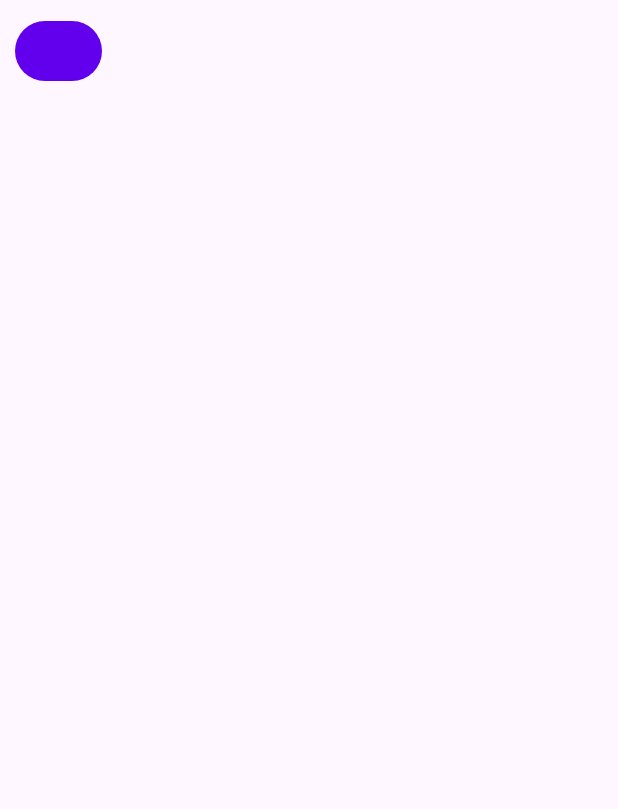
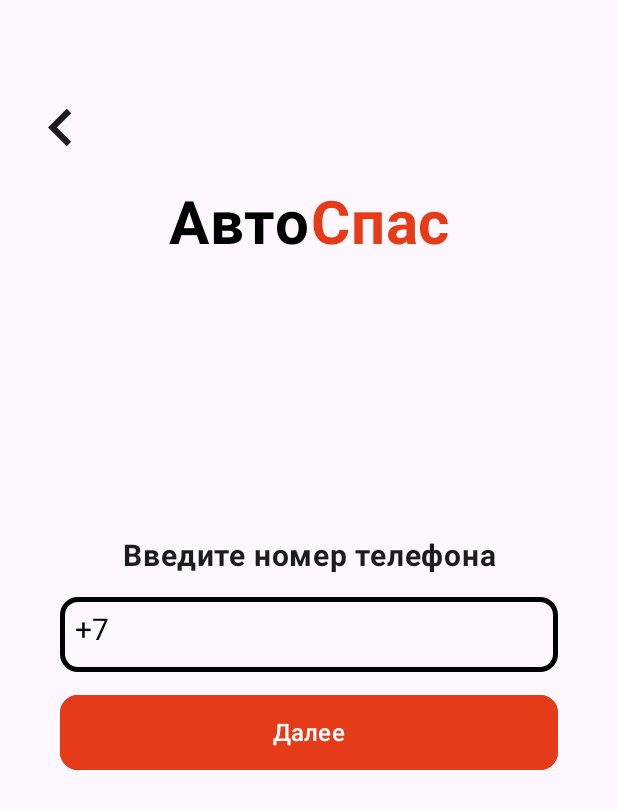
Before and after one commit to AvtoSpas/AvtoSpasKMP, an Android app built with Jetpack Compose: the screen it shows after launch (MainActivity), after a tap on "Регистрация", on a phone screen of 412 x 824 dp. Shown: the top 809 px of the screen. Run offline under Robolectric (Android 15) with nearby library versions, the phone set to English and light mode, and no system bars.

Commit message:
Создал экран ввода номера телефона. ToDo: поправить курсор ввода номера телефона

```diff
--- a/androidApp/src/main/java/com/example/avtospaskmp/android/App.kt
+++ b/androidApp/src/main/java/com/example/avtospaskmp/android/App.kt
@@ -18,7 +18,9 @@ fun App() {
             onNavigateToPhoneScreen = {currentScreen = "phoneScreen"}
         )
         "phoneScreen" -> PhoneScreen(
-            onNavigateToStartScreen = {currentScreen = "startScreen"}
+            onNavigateToStartScreen = {currentScreen = "startScreen"},
+            onNavigateToCodeScreen = {currentScreen = "codeScreen"}
         )
+
     }
 }
--- a/androidApp/src/main/java/com/example/avtospaskmp/android/navigation/Screen.kt
+++ b/androidApp/src/main/java/com/example/avtospaskmp/android/navigation/Screen.kt
@@ -4,4 +4,5 @@ package com.example.avtospaskmp.android.navigation
 sealed class Screen {
     object StartScreen : Screen()
     object PhoneScreen : Screen()
+    object CodeScreen : Screen()
 }
--- /dev/null
+++ b/androidApp/src/main/java/com/example/avtospaskmp/android/screens/CodeScreen.kt
@@ -0,0 +1,8 @@
+package com.example.avtospaskmp.android.screens
+
+import androidx.compose.runtime.Composable
+
+@Composable
+fun CodeScreen(){
+
+}
--- a/androidApp/src/main/java/com/example/avtospaskmp/android/screens/PhoneScreen.kt
+++ b/androidApp/src/main/java/com/example/avtospaskmp/android/screens/PhoneScreen.kt
@@ -1,43 +1,172 @@
 package com.example.avtospaskmp.android.screens
 
+import android.graphics.drawable.Icon
 import androidx.compose.foundation.BorderStroke
 import androidx.compose.foundation.Image
+import androidx.compose.foundation.border
 import androidx.compose.foundation.layout.Arrangement
+import androidx.compose.foundation.layout.Box
 import androidx.compose.foundation.layout.Column
 import androidx.compose.foundation.layout.Row
+import androidx.compose.foundation.layout.fillMaxSize
 import androidx.compose.foundation.layout.fillMaxWidth
 import androidx.compose.foundation.layout.height
 import androidx.compose.foundation.layout.padding
+import androidx.compose.foundation.layout.size
+import androidx.compose.foundation.layout.width
 import androidx.compose.foundation.shape.RoundedCornerShape
+import androidx.compose.foundation.text.BasicTextField
+import androidx.compose.foundation.text.KeyboardOptions
+import androidx.compose.material.icons.Icons
+import androidx.compose.material.icons.filled.Info
+import androidx.compose.material.icons.filled.KeyboardArrowLeft
 import androidx.compose.material3.Button
 import androidx.compose.material3.ButtonDefaults
+import androidx.compose.material3.IconButton
+import androidx.compose.runtime.Composable
+import androidx.compose.ui.Modifier
+import androidx.compose.ui.unit.dp
+import androidx.compose.material3.Icon
 import androidx.compose.material3.Text
-import androidx.compose.runtime.Composable
-import androidx.compose.ui.Alignment
-import androidx.compose.ui.Modifier
+import androidx.compose.material3.TextField
+import androidx.compose.runtime.getValue
+import androidx.compose.runtime.mutableStateOf
+import androidx.compose.runtime.remember
+import androidx.compose.runtime.setValue
 import androidx.compose.ui.graphics.Color
-import androidx.compose.ui.res.painterResource
+import androidx.compose.ui.text.TextRange
+import androidx.compose.ui.text.TextStyle
 import androidx.compose.ui.text.font.FontWeight
+import androidx.compose.ui.text.input.KeyboardType
+import androidx.compose.ui.text.input.VisualTransformation
 import androidx.compose.ui.text.style.TextAlign
-import androidx.compose.ui.unit.dp
 import androidx.compose.ui.unit.sp
-import com.example.avtospaskmp.android.R
-import com.example.avtospaskmp.android.navigation.Screen
 
 @Composable
-fun PhoneScreen(onNavigateToStartScreen: ()-> Unit) {
+fun PhoneScreen(onNavigateToStartScreen: ()-> Unit, onNavigateToCodeScreen: ()-> Unit) {
+    var phoneNumber by remember { mutableStateOf("+7") }
     Column {
         Row (
             modifier = Modifier
                 .fillMaxWidth()
-                .padding(10.dp)
+                .padding(15.dp, top = 60.dp)
         )
         {
-            Button(onClick = {}) { }
+            IconButton (
+                onClick = onNavigateToStartScreen,
+                Modifier.size(50.dp)
+                ) {
+                Icon(
+                    Icons.Filled.KeyboardArrowLeft,
+                    contentDescription = "Кнопка назад",
+                    Modifier.fillMaxSize()
+                )
+            }
         }
+        Row(
+            modifier = Modifier
+                .fillMaxWidth()
+                .padding(60.dp, 15.dp),
+            horizontalArrangement = Arrangement.Center
+        ) {
+            Text(
+                text = "Авто",
+                textAlign = TextAlign.Center,
+                color = Color.Black,
+                fontSize = 40.sp,
+                modifier = Modifier
+                    .padding(0.dp),
+                fontWeight = FontWeight.Bold
 
+            )
 
+            Text(
+                text = "Спас",
+                textAlign = TextAlign.Center,
+                color = Color(0xffE53B19),
+                fontSize = 40.sp,
+                modifier = Modifier
+                    .padding(0.dp),
+                fontWeight = FontWeight.Bold
+            )
+        }
+        Row(
+            modifier = Modifier
+                .fillMaxWidth()
+                .padding(top = 170.dp),
+            horizontalArrangement = Arrangement.Center
+        ){
+            Column(
+                modifier = Modifier
+                    .fillMaxWidth(),
+                verticalArrangement = Arrangement.spacedBy(15.dp)
+            ) {
+                Text(
+                    text = "Введите номер телефона",
+                    textAlign = TextAlign.Center,
+                    fontSize = 20.sp,
+                    fontWeight = FontWeight.Bold,
+                    modifier = Modifier.fillMaxWidth()
+                )
+                BasicTextField(
+                    value = phoneNumber,
+                    textStyle = TextStyle(
+                        fontSize = 20.sp
+                    ),
+                    onValueChange = {
+                        if(it.length <= 18) {
+                            phoneNumber = formatPhoneNumber(it)
+                        }
+
+                    },
+                    keyboardOptions = KeyboardOptions.Default.copy(
+                        keyboardType = KeyboardType.Phone
+                    ),
+
+                    modifier = Modifier
+                        .height(50.dp)
+                        .fillMaxWidth()
+                        .padding(horizontal = 40.dp)
+                        .border(3.dp, Color.Black, RoundedCornerShape(12.dp)),
+                    decorationBox = { innerTextField ->
+                        Box(
+                            modifier = Modifier
+                                .fillMaxWidth()
+                                .padding(10.dp)
+                        ) {
+                            innerTextField() // Помещаем реальное поле ввода сюда
+                        }
+                    }
+
+                    //ToDo поправить курсор при вводе номера телефона
+                )
+                Button(
+                    modifier = Modifier
+                        .fillMaxWidth()
+                        .height(50.dp)
+                        .padding(horizontal = 40.dp),
+                    shape = RoundedCornerShape(12.dp),
+                    border = BorderStroke(3.dp, color = Color(0xffE53B19)),
+                    colors = ButtonDefaults.buttonColors(containerColor = Color(0xffE53B19)),
+                    onClick = onNavigateToCodeScreen
+                ) { Text(text="Далее",
+                    fontSize = 16.sp) }
+            }
+        }
     }
 
 
 }
+fun formatPhoneNumber(number: String): String {
+    // Форматируем строку как +7 (XXX) XXX-XXXX
+    val cleanNumber = number.replace("[^\\d]".toRegex(), "") // Убираем все нецифровые символы
+    val formatted = when {
+        cleanNumber.length <= 1 -> "+7" // Префикс +7
+        cleanNumber.length <= 4 -> "+7 (${cleanNumber.drop(1)})" // (XXX)
+        cleanNumber.length <= 7 -> "+7 (${cleanNumber.drop(1).take(3)}) ${cleanNumber.drop(4).take(3)}"
+        cleanNumber.length <= 9 -> "+7 (${cleanNumber.drop(1).take(3)}) ${cleanNumber.drop(4).take(3)}-${cleanNumber.drop(5).take(2)}"// (XXX) XXX
+        cleanNumber.length <= 11 -> "+7 (${cleanNumber.drop(1).take(3)}) ${cleanNumber.drop(4).take(3)}-${cleanNumber.drop(7).take(2)}-${cleanNumber.drop(9).take(2)}"// (XXX) XXX-XXXX
+        else -> "+7 (${cleanNumber.drop(1).take(3)}) ${cleanNumber.drop(4).take(3)}-${cleanNumber.drop(7).take(4)}" // Максимум 12 символов
+    }
+    return formatted
+}
```
